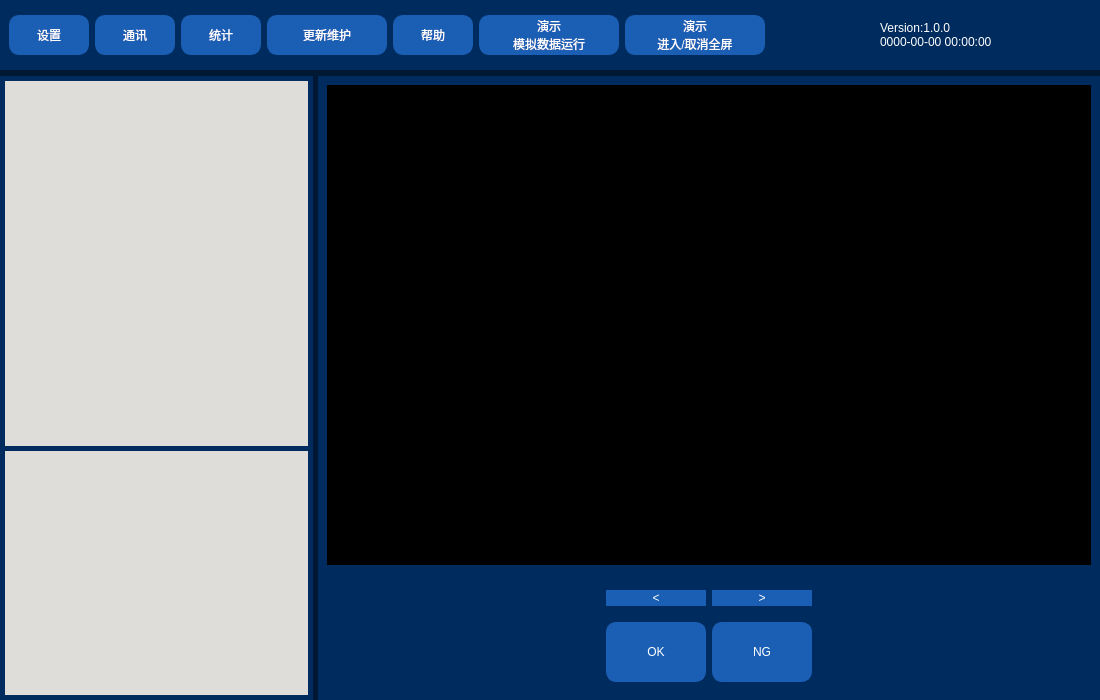
Qt form dialog.ui (Zyun-Eureka/industrial_PJ) before a commit.
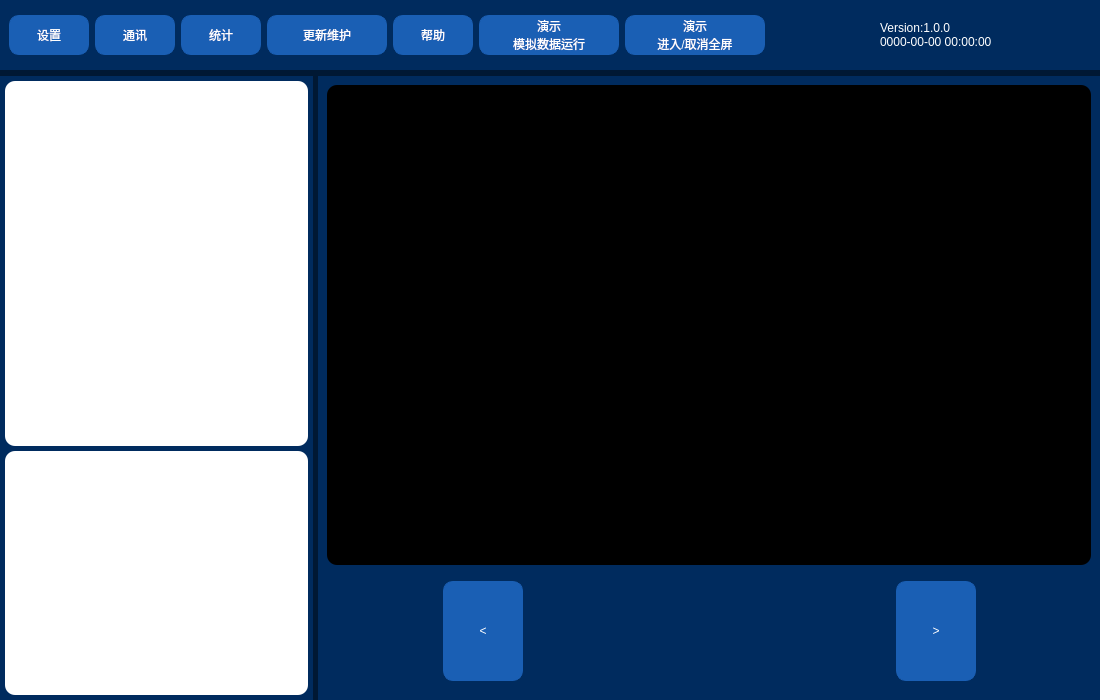
The same form after that commit. The open tabs and pages were chosen to show the change. Icons and pictures are not drawn.

Patch:
```diff
--- a/dialog.ui
+++ b/dialog.ui
@@ -858,14 +858,18 @@
           <item>
            <widget class="QTreeView" name="up_tree">
             <property name="styleSheet">
-             <string notr="true">background-color: rgb(222, 221, 218);</string>
+             <string notr="true">background-color: rgb(255, 255, 255);
+border:0px solid;
+border-radius:10px ;</string>
             </property>
            </widget>
           </item>
           <item>
            <widget class="QListView" name="up_list">
             <property name="styleSheet">
-             <string notr="true">background-color: rgb(222, 221, 218);</string>
+             <string notr="true">background-color: rgb(255, 255, 255);
+border:0px solid;
+border-radius:10px ;</string>
             </property>
            </widget>
           </item>
@@ -884,7 +888,9 @@
           <item>
            <widget class="QFrame" name="up_img">
             <property name="styleSheet">
-             <string notr="true">background-color: rgb(0, 0, 0);</string>
+             <string notr="true">background-color: rgb(0, 0, 0);
+border:0px solid;
+border-radius:10px ;</string>
             </property>
             <property name="frameShape">
              <enum>QFrame::StyledPanel</enum>
@@ -899,7 +905,7 @@
             <property name="maximumSize">
              <size>
               <width>16777215</width>
-              <height>120</height>
+              <height>200</height>
              </size>
             </property>
             <property name="styleSheet">
@@ -922,47 +928,23 @@
             <property name="frameShadow">
              <enum>QFrame::Raised</enum>
             </property>
-            <layout class="QGridLayout" name="gridLayout_5">
-             <item row="1" column="3">
-              <spacer name="horizontalSpacer_5">
-               <property name="orientation">
-                <enum>Qt::Horizontal</enum>
-               </property>
-               <property name="sizeHint" stdset="0">
-                <size>
-                 <width>40</width>
-                 <height>20</height>
-                </size>
-               </property>
-              </spacer>
-             </item>
-             <item row="1" column="1">
-              <widget class="QPushButton" name="pushButton_4">
-               <property name="minimumSize">
-                <size>
-                 <width>100</width>
-                 <height>60</height>
-                </size>
-               </property>
-               <property name="text">
-                <string>OK</string>
-               </property>
-              </widget>
-             </item>
-             <item row="1" column="2">
-              <widget class="QPushButton" name="pushButton_6">
-               <property name="minimumSize">
-                <size>
-                 <width>100</width>
-                 <height>60</height>
-                </size>
-               </property>
-               <property name="text">
-                <string>NG</string>
-               </property>
-              </widget>
-             </item>
-             <item row="1" column="0">
+            <layout class="QHBoxLayout" name="horizontalLayout_9">
+             <property name="spacing">
+              <number>4</number>
+             </property>
+             <property name="leftMargin">
+              <number>0</number>
+             </property>
+             <property name="topMargin">
+              <number>10</number>
+             </property>
+             <property name="rightMargin">
+              <number>0</number>
+             </property>
+             <property name="bottomMargin">
+              <number>10</number>
+             </property>
+             <item>
               <spacer name="horizontalSpacer_6">
                <property name="orientation">
                 <enum>Qt::Horizontal</enum>
@@ -975,33 +957,85 @@
                </property>
               </spacer>
              </item>
-             <item row="0" column="0">
-              <spacer name="verticalSpacer">
-               <property name="orientation">
-                <enum>Qt::Vertical</enum>
-               </property>
-               <property name="sizeHint" stdset="0">
-                <size>
-                 <width>20</width>
-                 <height>40</height>
-                </size>
-               </property>
-              </spacer>
-             </item>
-             <item row="0" column="1">
+             <item>
               <widget class="QPushButton" name="up">
+               <property name="minimumSize">
+                <size>
+                 <width>80</width>
+                 <height>100</height>
+                </size>
+               </property>
+               <property name="maximumSize">
+                <size>
+                 <width>16777215</width>
+                 <height>200</height>
+                </size>
+               </property>
                <property name="text">
                 <string>&lt;</string>
                </property>
               </widget>
              </item>
-             <item row="0" column="2">
+             <item>
+              <widget class="QWidget" name="up_ok_area" native="true">
+               <property name="minimumSize">
+                <size>
+                 <width>181</width>
+                 <height>0</height>
+                </size>
+               </property>
+               <property name="styleSheet">
+                <string notr="true">border:0px solid;
+border-radius:10px ;</string>
+               </property>
+              </widget>
+             </item>
+             <item>
+              <widget class="QWidget" name="up_ng_area" native="true">
+               <property name="minimumSize">
+                <size>
+                 <width>180</width>
+                 <height>0</height>
+                </size>
+               </property>
+               <property name="styleSheet">
+                <string notr="true">border:0px solid;
+border-radius:10px ;</string>
+               </property>
+              </widget>
+             </item>
+             <item>
               <widget class="QPushButton" name="next">
+               <property name="minimumSize">
+                <size>
+                 <width>80</width>
+                 <height>100</height>
+                </size>
+               </property>
+               <property name="maximumSize">
+                <size>
+                 <width>16777215</width>
+                 <height>200</height>
+                </size>
+               </property>
                <property name="text">
                 <string>&gt;</string>
                </property>
               </widget>
              </item>
+             <item>
+              <spacer name="horizontalSpacer_5">
+               <property name="orientation">
+                <enum>Qt::Horizontal</enum>
+               </property>
+               <property name="sizeHint" stdset="0">
+                <size>
+                 <width>40</width>
+                 <height>20</height>
+                </size>
+               </property>
+              </spacer>
+             </item>
             </layout>
            </widget>
           </item>
```
Left out of the diff: 6 changed lines with no effect on the pictures.
